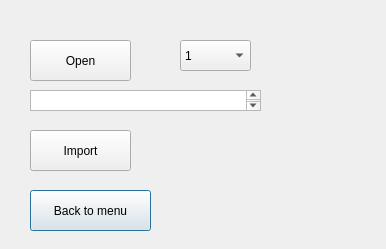
Above: AS_formsLast/baza.ui from SergejDev/AwesomeShips before the change. Below: the same form after it.
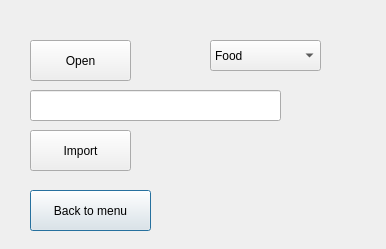
That is the form after the change.

Commit message: vneseni izmenenia v dobavlenie tem

```diff
--- a/AS_formsLast/baza.ui
+++ b/AS_formsLast/baza.ui
@@ -42,15 +42,15 @@
   <widget class="QComboBox" name="comboBox">
    <property name="geometry">
     <rect>
-     <x>180</x>
+     <x>210</x>
      <y>40</y>
-     <width>71</width>
+     <width>111</width>
      <height>31</height>
     </rect>
    </property>
    <item>
     <property name="text">
-     <string>1</string>
+     <string>Food</string>
     </property>
    </item>
    <item>
@@ -77,13 +77,13 @@
     <string>Import</string>
    </property>
   </widget>
-  <widget class="QTextEdit" name="textEdit">
+  <widget class="QLineEdit" name="textEdit">
    <property name="geometry">
     <rect>
      <x>30</x>
      <y>90</y>
-     <width>231</width>
-     <height>21</height>
+     <width>251</width>
+     <height>31</height>
     </rect>
    </property>
   </widget>
```
Left out of the diff: 4 changed lines with no effect on the pictures. The commit also changes 2 other files.
